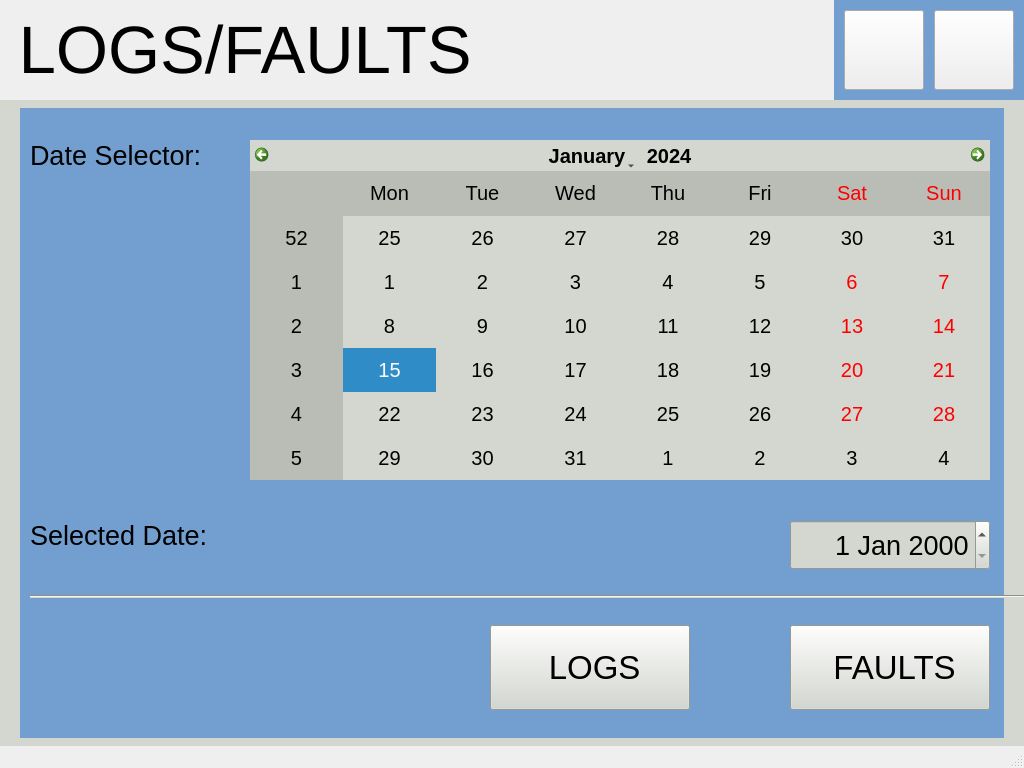
kartikeya8973/emu_hmi_app, file logswindow.ui: the form before one commit.
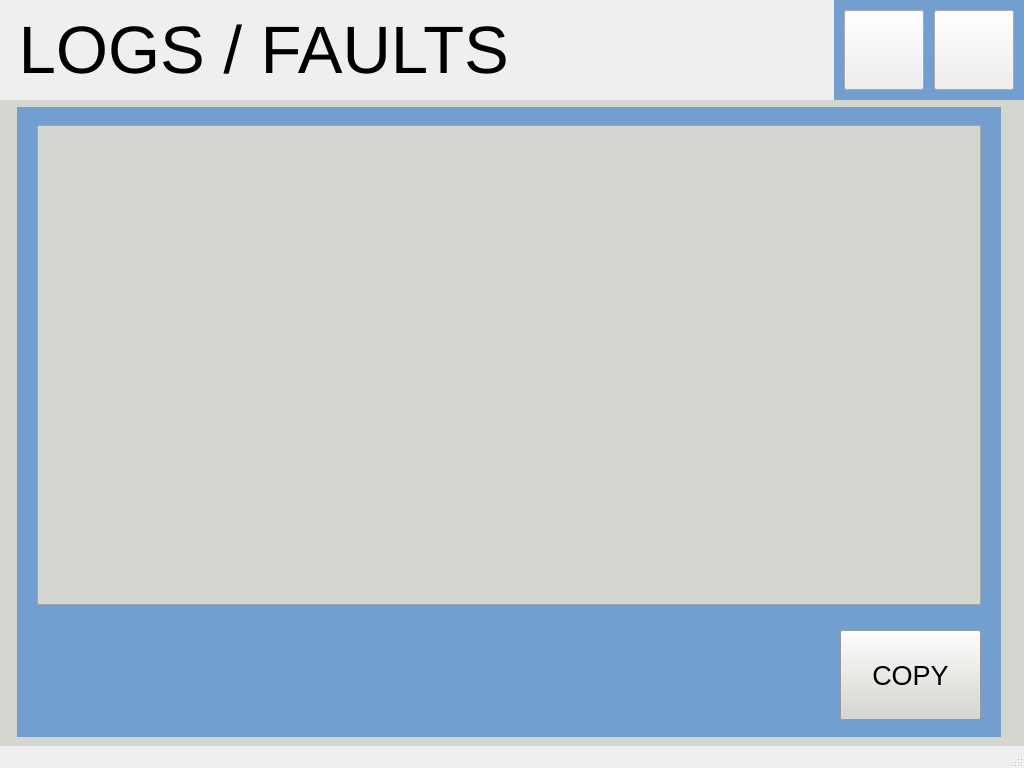
The form after the commit. The open tabs and pages were chosen to show the change. Icons and pictures are not drawn.

```diff
--- a/logswindow.ui
+++ b/logswindow.ui
@@ -341,8 +341,92 @@
       </property>
       <property name="iconSize">
        <size>
-        <width>45</width>
-        <height>45</height>
+        <width>40</width>
+        <height>40</height>
+       </size>
+      </property>
+     </widget>
+    </widget>
+    <widget class="QWidget" name="page_4">
+     <widget class="QLabel" name="label_info_4">
+      <property name="geometry">
+       <rect>
+        <x>17</x>
+        <y>7</y>
+        <width>984</width>
+        <height>630</height>
+       </rect>
+      </property>
+      <property name="styleSheet">
+       <string notr="true">background-color: rgb(114, 159, 207);</string>
+      </property>
+      <property name="text">
+       <string/>
+      </property>
+     </widget>
+     <widget class="QLabel" name="label_status">
+      <property name="geometry">
+       <rect>
+        <x>37</x>
+        <y>527</y>
+        <width>371</width>
+        <height>81</height>
+       </rect>
+      </property>
+      <property name="font">
+       <font>
+        <pointsize>11</pointsize>
+       </font>
+      </property>
+      <property name="styleSheet">
+       <string notr="true">background-color: rgb(114, 159, 207);</string>
+      </property>
+      <property name="text">
+       <string/>
+      </property>
+     </widget>
+     <widget class="QTreeView" name="treeView_2">
+      <property name="geometry">
+       <rect>
+        <x>37</x>
+        <y>25</y>
+        <width>944</width>
+        <height>480</height>
+       </rect>
+      </property>
+      <property name="font">
+       <font>
+        <pointsize>20</pointsize>
+       </font>
+      </property>
+     </widget>
+     <widget class="QPushButton" name="pushButton_copy">
+      <property name="geometry">
+       <rect>
+        <x>840</x>
+        <y>530</y>
+        <width>141</width>
+        <height>90</height>
+       </rect>
+      </property>
+      <property name="font">
+       <font>
+        <pointsize>20</pointsize>
+        <weight>50</weight>
+        <bold>false</bold>
+       </font>
+      </property>
+      <property name="text">
+       <string>COPY</string>
+      </property>
+      <property name="icon">
+       <iconset resource="icons.qrc">
+        <normaloff>:/new/icons/copy.png</normaloff>:/new/icons/copy.png</iconset>
+      </property>
+      <property name="iconSize">
+       <size>
+        <width>25</width>
+        <height>25</height>
        </size>
       </property>
      </widget>
@@ -379,7 +463,7 @@
      </font>
     </property>
     <property name="text">
-     <string> LOGS/FAULTS</string>
+     <string> LOGS / FAULTS</string>
     </property>
    </widget>
    <widget class="QLabel" name="label_button">
```
Left out of the diff: 26 changed lines with no effect on the pictures.
